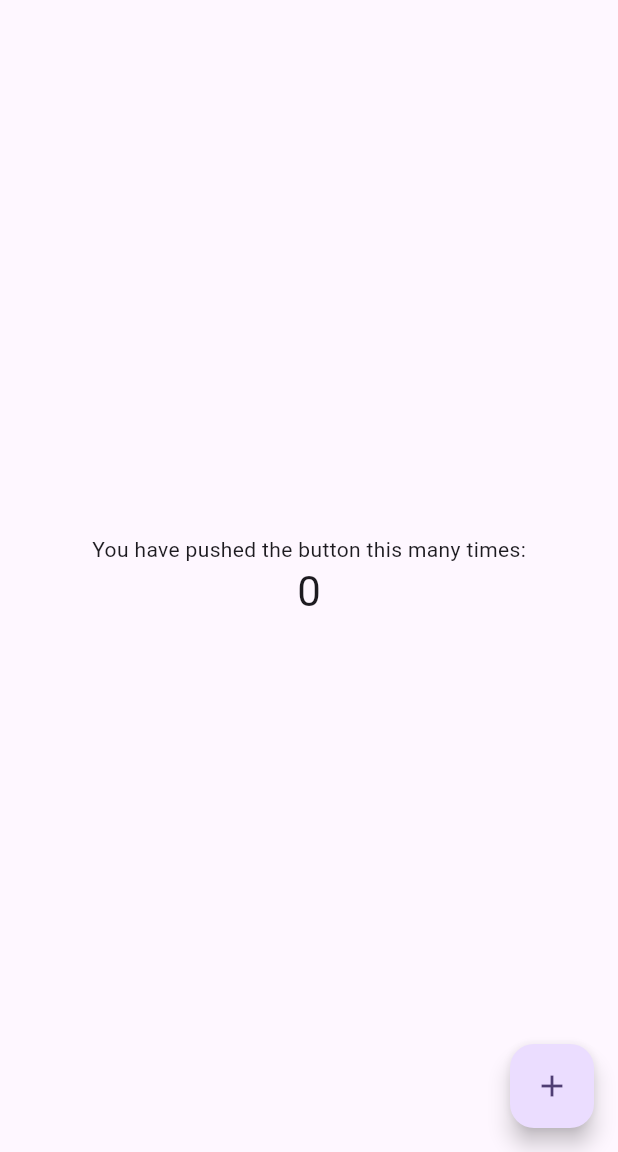
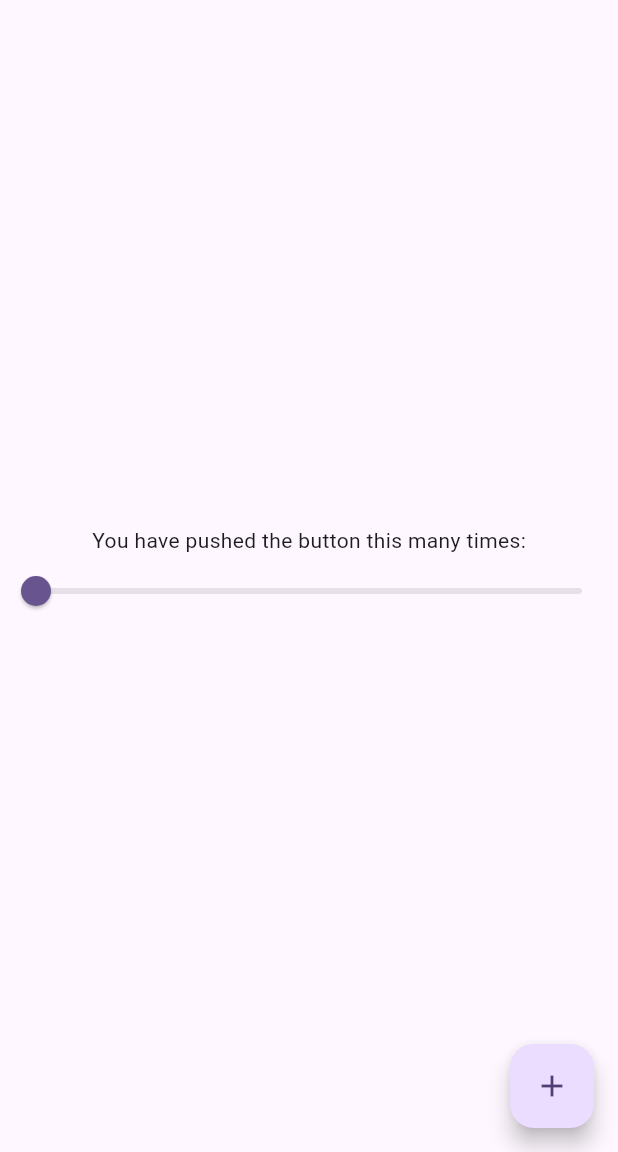
Before and after one commit to hossam1244/number_picker_indicator, a Flutter app: the screen it shows after launch, on a phone screen of 412 x 824 dp, the part 84-1236 px from its top. Run offline on Flutter 3.47's test engine with Material 3 defaults, Android fonts, the phone set to English and light mode, and no system bars.

```diff
--- a/example/lib/main.dart
+++ b/example/lib/main.dart
@@ -1,5 +1,6 @@
 import 'package:flutter/material.dart';
 import 'package:number_picker/number_picker.dart';
+
 void main() {
   runApp(const MyApp());
 }
@@ -86,7 +87,7 @@ class _MyHomePageState extends State<MyHomePage> {
         // the App.build method, and use it to set our appbar title.
         title: Text(widget.title),
       ),
-      body: Center(
+      body:  Center(
         // Center is a layout widget. It takes a single child and positions it
         // in the middle of the parent.
         child: Column(
@@ -105,12 +106,14 @@ class _MyHomePageState extends State<MyHomePage> {
           // wireframe for each widget.
           mainAxisAlignment: MainAxisAlignment.center,
           children: <Widget>[
-            const Text(
+            Text(
               'You have pushed the button this many times:',
             ),
-            Text(
-              '$_counter',
-              style: Theme.of(context).textTheme.headlineMedium,
+            NumberPickerIndicator(
+              minValue: 0,
+              maxValue: 10,
+              value: 0,
+              onChanged: (int value) {},
             ),
           ],
         ),
--- a/lib/src/number_picker_indicator.dart
+++ b/lib/src/number_picker_indicator.dart
@@ -10,17 +10,20 @@ class NumberPickerIndicator extends StatefulWidget {
   final int? maxValue;
 
   // current value of the number picker
-  final int? value;
+  int? value;
 
-// callback when the value of the number picker changes
+  // callback when the value of the number picker changes
   final ValueChanged<int>? onChanged;
 
-  const NumberPickerIndicator(
+  NumberPickerIndicator(
       {super.key,
       required this.minValue,
       required this.maxValue,
       required this.value,
-      required this.onChanged});
+      required this.onChanged})
+      : assert(minValue! < maxValue! &&
+            value! >= minValue! &&
+            value! <= maxValue!);
 
   @override
   State<NumberPickerIndicator> createState() => _NumberPickerIndicatorState();
@@ -29,6 +32,20 @@ class NumberPickerIndicator extends StatefulWidget {
 class _NumberPickerIndicatorState extends State<NumberPickerIndicator> {
   @override
   Widget build(BuildContext context) {
-    return const Placeholder();
+    return _slider();
+  }
+
+  Widget _slider() {
+    return Slider(
+      min: widget.minValue!.toDouble(),
+      max: widget.maxValue!.toDouble(),
+      onChanged: (double value) {
+        setState(() {
+          widget.value = value.toInt();
+          widget.onChanged!(value.toInt());
+        });
+      },
+      value: widget.value!.toDouble(),
+    );
   }
 }
```
